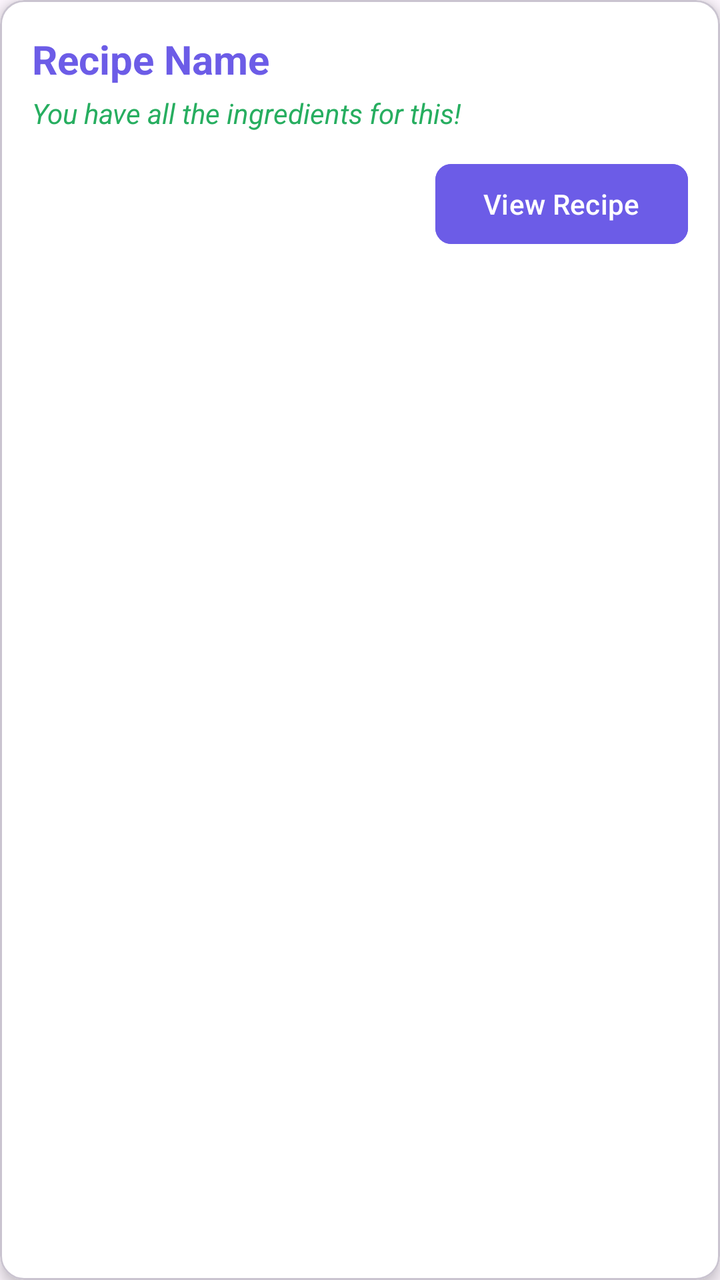
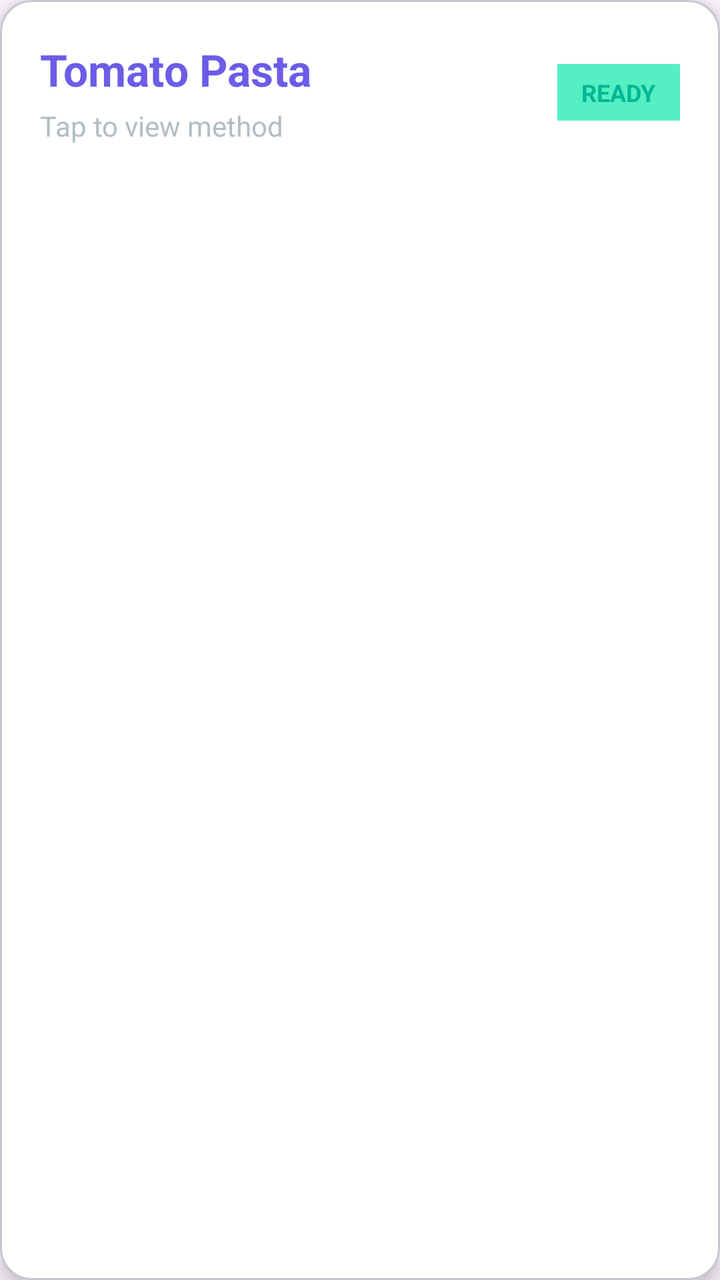

Compare the two renders of this Android layout. The source of the first and the diff that turns it into the second are given below.
<!-- AndroidManifest.xml: application theme Theme.SmartPantryManager -->
<!-- res/layout/item_suggested_recipe.xml -->
<?xml version="1.0" encoding="utf-8"?>
<com.google.android.material.card.MaterialCardView xmlns:android="http://schemas.android.com/apk/res/android"
    xmlns:app="http://schemas.android.com/apk/res-auto"
    android:layout_width="match_parent"
    android:layout_height="wrap_content"
    android:layout_marginBottom="12dp"
    app:cardBackgroundColor="#FFFFFF"
    app:cardCornerRadius="12dp"
    app:cardElevation="4dp">

    <LinearLayout
        android:layout_width="match_parent"
        android:layout_height="wrap_content"
        android:orientation="vertical"
        android:padding="16dp">

        <TextView
            android:id="@+id/tvRecipeTitle"
            android:layout_width="match_parent"
            android:layout_height="wrap_content"
            android:text="Recipe Name"
            android:textColor="#6C5CE7"
            android:textSize="20sp"
            android:textStyle="bold" />

        <TextView
            android:layout_width="match_parent"
            android:layout_height="wrap_content"
            android:layout_marginTop="4dp"
            android:text="You have all the ingredients for this!"
            android:textColor="#27AE60"
            android:textSize="14sp"
            android:textStyle="italic" />

        <com.google.android.material.button.MaterialButton
            android:id="@+id/btnViewRecipe"
            android:layout_width="wrap_content"
            android:layout_height="wrap_content"
            android:layout_gravity="end"
            android:layout_marginTop="12dp"
            android:backgroundTint="#6C5CE7"
            android:text="View Recipe"
            app:cornerRadius="8dp" />

    </LinearLayout>
</com.google.android.material.card.MaterialCardView>
<!-- resources referenced by this layout -->
<resources>
  <style name="Theme.SmartPantryManager" parent="Base.Theme.SmartPantryManager" />
  <style name="Base.Theme.SmartPantryManager" parent="Theme.Material3.DayNight.NoActionBar">
          
          
      </style>
</resources>

<!-- the commit's change to res/layout/item_suggested_recipe.xml (unified diff, before → after) -->
@@ -3,44 +3,53 @@
     xmlns:app="http://schemas.android.com/apk/res-auto"
     android:layout_width="match_parent"
     android:layout_height="wrap_content"
-    android:layout_marginBottom="12dp"
+    android:layout_marginBottom="16dp"
     app:cardBackgroundColor="#FFFFFF"
-    app:cardCornerRadius="12dp"
-    app:cardElevation="4dp">
+    app:cardCornerRadius="16dp"
+    app:cardElevation="6dp">
 
     <LinearLayout
         android:layout_width="match_parent"
         android:layout_height="wrap_content"
-        android:orientation="vertical"
-        android:padding="16dp">
+        android:orientation="horizontal"
+        android:padding="20dp"
+        android:gravity="center_vertical">
 
+        <LinearLayout
+            android:layout_width="0dp"
+            android:layout_height="wrap_content"
+            android:layout_weight="1"
+            android:orientation="vertical">
+
+            <TextView
+                android:id="@+id/tvRecipeTitle"
+                android:layout_width="match_parent"
+                android:layout_height="wrap_content"
+                android:text="Tomato Pasta"
+                android:textColor="#6C5CE7"
+                android:textSize="22sp"
+                android:textStyle="bold" />
+
+            <TextView
+                android:layout_width="match_parent"
+                android:layout_height="wrap_content"
+                android:layout_marginTop="4dp"
+                android:text="Tap to view method"
+                android:textColor="#B2BEC3"
+                android:textSize="14sp" />
+        </LinearLayout>
+
+        
         <TextView
-            android:id="@+id/tvRecipeTitle"
-            android:layout_width="match_parent"
-            android:layout_height="wrap_content"
-            android:text="Recipe Name"
-            android:textColor="#6C5CE7"
-            android:textSize="20sp"
-            android:textStyle="bold" />
-
-        <TextView
-            android:layout_width="match_parent"
-            android:layout_height="wrap_content"
-            android:layout_marginTop="4dp"
-            android:text="You have all the ingredients for this!"
-            android:textColor="#27AE60"
-            android:textSize="14sp"
-            android:textStyle="italic" />
-
-        <com.google.android.material.button.MaterialButton
-            android:id="@+id/btnViewRecipe"
             android:layout_width="wrap_content"
             android:layout_height="wrap_content"
-            android:layout_gravity="end"
-            android:layout_marginTop="12dp"
-            android:backgroundTint="#6C5CE7"
-            android:text="View Recipe"
-            app:cornerRadius="8dp" />
+            android:background="#55EFC4"
+            android:paddingHorizontal="12dp"
+            android:paddingVertical="6dp"
+            android:text="READY"
+            android:textColor="#00B894"
+            android:textSize="12sp"
+            android:textStyle="bold" />
 
     </LinearLayout>
 </com.google.android.material.card.MaterialCardView>
